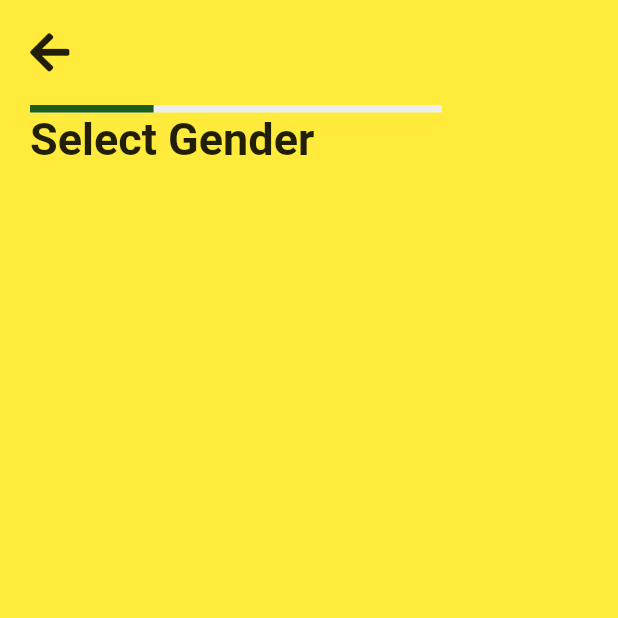
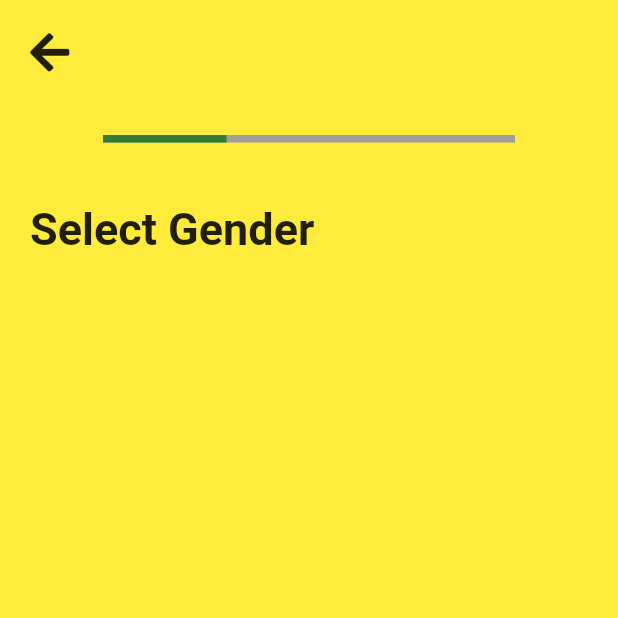
Before and after one commit to sajibAdhi/pencilbox_ui_app_batch21, a Flutter app: the screen it shows after launch, on a phone screen of 412 x 824 dp, the top half of it. Run offline on Flutter 3.47's test engine with Material 2 defaults, Android fonts, the phone set to English and light mode, and no system bars; our stand-ins replace font_awesome_flutter.

Commit message:
LinearProgressIndecator Fixed

```diff
--- /dev/null
+++ b/lib/models/gender.dart
@@ -0,0 +1,20 @@
+import 'package:flutter/cupertino.dart';
+import 'package:font_awesome_flutter/font_awesome_flutter.dart';
+
+enum Genders { male, female, others }
+
+class Gender {
+  final IconData icon;
+  final value;
+  final String label;
+
+  Gender(this.icon, this.value, this.label);
+
+  static List<Gender> getGenders() {
+    return [
+      Gender(FontAwesomeIcons.male, Genders.male, "Male"),
+      Gender(FontAwesomeIcons.female, Genders.female, "Female"),
+      Gender(FontAwesomeIcons.male, Genders.male, "Others"),
+    ];
+  }
+}
--- a/lib/screens/account/select_gender_page.dart
+++ b/lib/screens/account/select_gender_page.dart
@@ -1,5 +1,7 @@
+import 'package:exam3/models/gender.dart';
 import 'package:exam3/screens/layout/app_layout.dart';
 import 'package:exam3/widgets/custom_back_button.dart';
+import 'package:exam3/widgets/custom_linear_progress_indecator.dart';
 import 'package:exam3/widgets/custom_title.dart';
 import 'package:flutter/material.dart';
 
@@ -8,25 +10,18 @@
 
   @override
   Widget build(BuildContext context) {
+    final List<Gender> _gender = Gender.getGenders();
     final _size = MediaQuery.of(context).size;
     return Scaffold(
       body: SafeArea(
           child: Stack(
         children: [
           AppLayout(
-            widgets: [
+            children: [
               CustomBackButton(),
-              Container(
-                alignment: Alignment.center,
-                width: _size.width / 1.5,
-                child: LinearProgressIndicator(
-                  backgroundColor: Colors.grey[200],
-                  color: Colors.green[900],
-                  minHeight: 5,
-                  value: 0.3,
-                ),
-              ),
+              CustomLinearProgressIndecator(progressValue: 0.3),
               CustomTitle(title: 'Select Gender'),
+
             ],
           ),
         ],
--- a/lib/screens/layout/app_layout.dart
+++ b/lib/screens/layout/app_layout.dart
@@ -1,10 +1,8 @@
-import 'package:exam3/widgets/custom_back_button.dart';
-import 'package:exam3/widgets/custom_title.dart';
 import 'package:flutter/material.dart';
 
 class AppLayout extends StatelessWidget {
-  final List<Widget> widgets;
-  const AppLayout({Key? key, required this.widgets}) : super(key: key);
+  final List<Widget> children;
+  const AppLayout({Key? key, required this.children}) : super(key: key);
 
   @override
   Widget build(BuildContext context) {
@@ -12,11 +10,11 @@
     return Container(
       height: _size.height,
       width: _size.width,
-      color: Colors.yellow,
+      decoration: BoxDecoration(color: Colors.yellow),
       padding: EdgeInsets.symmetric(horizontal: 20.0),
       child: Column(
         crossAxisAlignment: CrossAxisAlignment.start,
-        children: widgets,
+        children: children,
       ),
     );
   }
--- a/lib/widgets/custom_linear_progress_indecator.dart
+++ b/lib/widgets/custom_linear_progress_indecator.dart
@@ -15,7 +15,7 @@
         width: _size.width / 1.5,
         child: LinearProgressIndicator(
           backgroundColor: Colors.grey[500],
-          color: Colors.green[900],
+          color: Colors.green[800],
           minHeight: 5,
           value: progressValue,
         ),
--- a/lib/widgets/custom_title.dart
+++ b/lib/widgets/custom_title.dart
@@ -7,6 +7,7 @@
   @override
   Widget build(BuildContext context) {
     return Container(
+      padding: EdgeInsets.symmetric(vertical: 20),
       child: Text(
         title,
         style: TextStyle(
```
Also changed, not shown: lib/screens/skills.dart (+84 -101 lines), lib/widgets/gender_buttons.dart (added), 1 other file.
